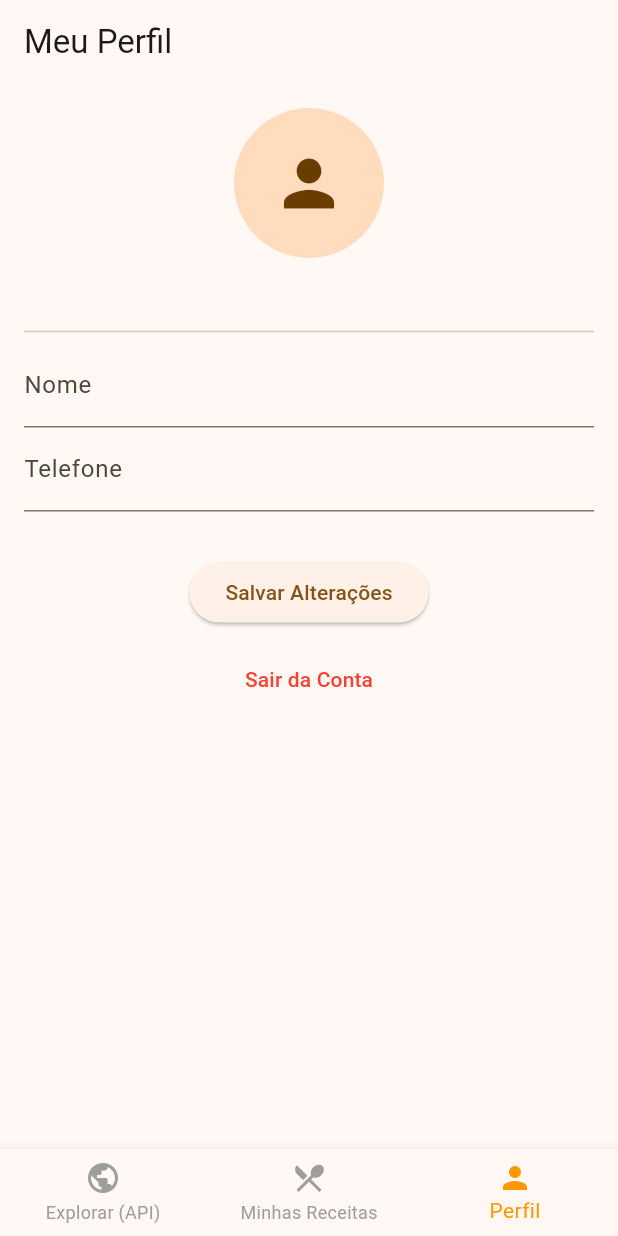
After one commit to Joaohnt27/cookbook, a Flutter app: the NavigationWrapper screen opened directly, item 3 of the bottom bar chosen, after a tap on "Editar Perfil", on a phone screen of 412 x 824 dp. The commit adds this screen. Run offline on Flutter 3.47's test engine with Material 3 defaults, Android fonts, the phone set to English and light mode, and no system bars; our stand-ins replace cloud_firestore, device_preview, firebase_auth, firebase_core; missing offline and left inert: translator; accounts and stored records are empty; network calls fail.

Commit message:
feat: implement API explorer with GridView, recipe details, and auto-translation

```diff
--- /dev/null
+++ b/lib/services/api_service.dart
@@ -0,0 +1,24 @@
+import 'dart:convert';
+import 'package:http/http.dart' as http;
+
+class ApiService {
+  // Busca receitas pelo nome na TheMealDB
+  Future<List<dynamic>> buscarReceitasExternas(String query) async {
+    final url = Uri.parse(
+      'https://www.themealdb.com/api/json/v1/1/search.php?s=$query',
+    );
+
+    try {
+      final response = await http.get(url);
+      if (response.statusCode == 200) {
+        final data = json.decode(
+          response.statusCode == 200 ? response.body : '',
+        );
+        return data['meals'] ?? [];
+      }
+      return [];
+    } catch (e) {
+      return [];
+    }
+  }
+}
--- /dev/null
+++ b/lib/views/navigation_wrapper.dart
@@ -0,0 +1,46 @@
+import 'package:flutter/material.dart';
+import 'home_page.dart';
+import 'receitas_api_page.dart';
+import 'perfil_page.dart';
+
+class NavigationWrapper extends StatefulWidget {
+  const NavigationWrapper({super.key});
+
+  @override
+  State<NavigationWrapper> createState() => _NavigationWrapperState();
+}
+
+class _NavigationWrapperState extends State<NavigationWrapper> {
+  int _currentIndex = 0;
+
+  // Lista das páginas principais do app
+  final List<Widget> _pages = [
+    const ReceitasApiPage(),
+    const HomePage(),
+    const PerfilPage(),
+  ];
+
+  @override
+  Widget build(BuildContext context) {
+    return Scaffold(
+      body: _pages[_currentIndex],
+      bottomNavigationBar: BottomNavigationBar(
+        currentIndex: _currentIndex,
+        onTap: (index) => setState(() => _currentIndex = index),
+        selectedItemColor: Colors.orange,
+        unselectedItemColor: Colors.grey,
+        items: const [
+          BottomNavigationBarItem(
+            icon: Icon(Icons.public),
+            label: 'Explorar (API)',
+          ),
+          BottomNavigationBarItem(
+            icon: Icon(Icons.restaurant_menu),
+            label: 'Minhas Receitas',
+          ),
+          BottomNavigationBarItem(icon: Icon(Icons.person), label: 'Perfil'),
+        ],
+      ),
+    );
+  }
+}
--- /dev/null
+++ b/lib/views/perfil_page.dart
@@ -0,0 +1,124 @@
+import 'package:flutter/material.dart';
+import 'package:cloud_firestore/cloud_firestore.dart';
+import 'package:firebase_auth/firebase_auth.dart';
+
+class PerfilPage extends StatefulWidget {
+  const PerfilPage({super.key});
+
+  @override
+  State<PerfilPage> createState() => _PerfilPageState();
+}
+
+class _PerfilPageState extends State<PerfilPage> {
+  final user = FirebaseAuth.instance.currentUser;
+  final _nomeController = TextEditingController();
+  final _telefoneController = TextEditingController();
+  bool _editando = false;
+
+  // Função para Atualizar Dados
+  void _atualizarPerfil() async {
+    try {
+      await FirebaseFirestore.instance
+          .collection('usuarios')
+          .doc(user!.uid)
+          .update({
+            'nome': _nomeController.text,
+            'telefone': _telefoneController.text,
+          });
+
+      setState(() => _editando = false);
+      ScaffoldMessenger.of(context).showSnackBar(
+        const SnackBar(
+          content: Text("Perfil atualizado!"),
+          backgroundColor: Colors.green,
+        ),
+      );
+    } catch (e) {
+      // Feedback em caso de erro
+      ScaffoldMessenger.of(context).showSnackBar(
+        SnackBar(
+          content: Text("Erro ao atualizar: $e"),
+          backgroundColor: Colors.red,
+        ),
+      );
+    }
+  }
+
+  @override
+  Widget build(BuildContext context) {
+    return Scaffold(
+      appBar: AppBar(title: const Text("Meu Perfil")),
+      body: FutureBuilder<DocumentSnapshot>(
+        future: FirebaseFirestore.instance
+            .collection('usuarios')
+            .doc(user?.uid)
+            .get(),
+        builder: (context, snapshot) {
+          if (snapshot.connectionState == ConnectionState.waiting) {
+            return const Center(child: CircularProgressIndicator());
+          }
+          if (!snapshot.hasData || !snapshot.data!.exists) {
+            return const Center(child: Text("Usuário não encontrado."));
+          }
+
+          var dados = snapshot.data!.data() as Map<String, dynamic>;
+
+          if (!_editando) {
+            _nomeController.text = dados['nome'] ?? '';
+            _telefoneController.text = dados['telefone'] ?? '';
+          }
+
+          return Padding(
+            padding: const EdgeInsets.all(16.0),
+            child: Column(
+              children: [
+                const CircleAvatar(
+                  radius: 50,
+                  child: Icon(Icons.person, size: 50),
+                ),
+                const SizedBox(height: 20),
+                Text(
+                  user?.email ?? '',
+                  style: const TextStyle(fontWeight: FontWeight.bold),
+                ),
+                const Divider(),
+
+                TextField(
+                  controller: _nomeController,
+                  enabled: _editando,
+                  decoration: const InputDecoration(labelText: "Nome"),
+                ),
+                TextField(
+                  controller: _telefoneController,
+                  enabled: _editando,
+                  decoration: const InputDecoration(labelText: "Telefone"),
+                  keyboardType: TextInputType.phone,
+                ),
+
+                const SizedBox(height: 30),
+                _editando
+                    ? ElevatedButton(
+                        onPressed: _atualizarPerfil,
+                        child: const Text("Salvar Alterações"),
+                      )
+                    : ElevatedButton(
+                        onPressed: () => setState(() => _editando = true),
+                        child: const Text("Editar Perfil"),
+                      ),
+
+                const SizedBox(height: 10),
+                TextButton(
+                  onPressed: () => FirebaseAuth.instance.signOut(),
+                  child: const Text(
+                    "Sair da Conta",
+                    style: TextStyle(color: Colors.red),
+                  ),
+                ),
+              ],
+            ),
+          );
+        },
+      ),
+    );
+  }
+}
--- /dev/null
+++ b/lib/views/receitas_api_page.dart
@@ -0,0 +1,157 @@
+import 'package:flutter/material.dart';
+import '../services/api_service.dart';
+import 'receita_detalhes_page.dart';
+
+class ReceitasApiPage extends StatefulWidget {
+  const ReceitasApiPage({super.key});
+
+  @override
+  State<ReceitasApiPage> createState() => _ReceitasApiPageState();
+}
+
+class _ReceitasApiPageState extends State<ReceitasApiPage> {
+  final _apiService = ApiService();
+  final _searchController = TextEditingController();
+  List<dynamic> _resultados = [];
+  bool _carregando = false;
+
+  @override
+  void initState() {
+    super.initState();
+    _carregarIndicacoes();
+  }
+
+  void _carregarIndicacoes() async {
+    setState(() => _carregando = true);
+    final resultados = await _apiService.buscarReceitasExternas("a");
+    setState(() {
+      _resultados = resultados;
+      _carregando = false;
+    });
+  }
+
+  void _pesquisar() async {
+    if (_searchController.text.isEmpty) return;
+    setState(() => _carregando = true);
+    final resultados = await _apiService.buscarReceitasExternas(
+      _searchController.text,
+    );
+    setState(() {
+      _resultados = resultados;
+      _carregando = false;
+    });
+  }
+
+  @override
+  Widget build(BuildContext context) {
+    return Scaffold(
+      appBar: AppBar(title: const Text("Explorar Receitas")),
+      body: Column(
+        children: [
+          Padding(
+            padding: const EdgeInsets.all(12.0),
+            child: TextField(
+              controller: _searchController,
+              decoration: InputDecoration(
+                hintText: "Buscar receitas (em inglês)...",
+                prefixIcon: const Icon(Icons.search),
+                suffixIcon: IconButton(
+                  icon: const Icon(Icons.clear),
+                  onPressed: () => _searchController.clear(),
+                ),
+                border: OutlineInputBorder(
+                  borderRadius: BorderRadius.circular(15),
+                ),
+                filled: true,
+                fillColor: Colors.grey[100],
+              ),
+              onSubmitted: (_) => _pesquisar(),
+            ),
+          ),
+          _carregando
+              ? const Expanded(
+                  child: Center(child: CircularProgressIndicator()),
+                )
+              : Expanded(
+                  child: GridView.builder(
+                    padding: const EdgeInsets.all(12),
+                    gridDelegate:
+                        const SliverGridDelegateWithFixedCrossAxisCount(
+                          crossAxisCount: 2,
+                          crossAxisSpacing: 12,
+                          mainAxisSpacing: 12,
+                          childAspectRatio:
+                              0.75,
+                        ),
+                    itemCount: _resultados.length,
+                    itemBuilder: (context, index) {
+                      final meal = _resultados[index];
+                      return Card(
+                        clipBehavior: Clip
+                            .antiAlias,
+                        shape: RoundedRectangleBorder(
+                          borderRadius: BorderRadius.circular(15),
+                        ),
+                        elevation: 3,
+                        child: InkWell(
+                          onTap: () {
+                            print(
+                              "Clicou em: ${meal['strMeal']}",
+                            ); // Debug no console
+                            Navigator.push(
+                              context,
+                              MaterialPageRoute(
+                                builder: (context) =>
+                                    ReceitaDetalhesPage(meal: meal),
+                              ),
+                            );
+                          },
+                          child: Column(
+                            crossAxisAlignment: CrossAxisAlignment.stretch,
+                            children: [
+                              Expanded(
+                                child: Image.network(
+                                  meal['strMealThumb'],
+                                  fit: BoxFit.cover,
+                                  // Tratamento de erro caso a imagem da API falhe
+                                  errorBuilder: (context, error, stackTrace) =>
+                                      const Icon(Icons.broken_image, size: 50),
+                                ),
+                              ),
+                              Padding(
+                                padding: const EdgeInsets.all(10.0),
+                                child: Column(
+                                  crossAxisAlignment: CrossAxisAlignment.start,
+                                  children: [
+                                    Text(
+                                      meal['strMeal'] ?? '',
+                                      maxLines: 2,
+                                      overflow: TextOverflow.ellipsis,
+                                      style: const TextStyle(
+                                        fontWeight: FontWeight.bold,
+                                        fontSize: 14,
+                                      ),
+                                    ),
+                                    const SizedBox(height: 4),
+                                    Text(
+                                      meal['strCategory'] ?? '',
+                                      style: TextStyle(
+                                        color: Colors.orange[900],
+                                        fontSize: 12,
+                                      ),
+                                    ),
+                                  ],
+                                ),
+                              ),
+                            ],
+                          ),
+                        ),
+                      );
+                    },
+                  ),
+                ),
+        ],
+      ),
+    );
+  }
+}
--- a/lib/views/registro_page.dart
+++ b/lib/views/registro_page.dart
@@ -93,7 +93,6 @@ class _RegistroPageState extends State<RegistroPage> {
                   border: OutlineInputBorder(),
                 ),
                 obscureText: true,
-                // Validação de senha exigida no RF002
                 validator: (val) {
                   if (val!.length < 6) return "Mínimo 6 caracteres";
                   if (!val.contains(RegExp(r'[A-Z]')))
--- a/pubspec.yaml
+++ b/pubspec.yaml
@@ -40,6 +40,7 @@ dependencies:
   firebase_storage: ^13.3.0
   http: ^1.6.0
   device_preview: ^1.3.1
+  translator: ^1.0.4+1
 
 dev_dependencies:
   flutter_test:
```
Also changed, not shown: lib/models/receita_model.dart (added, +47 -0 lines), lib/views/home_page.dart (added, +69 -0 lines), lib/views/login_page.dart (+6 -2 lines), lib/views/receita_detalhes_page.dart (added, +191 -0 lines), pubspec.lock.
